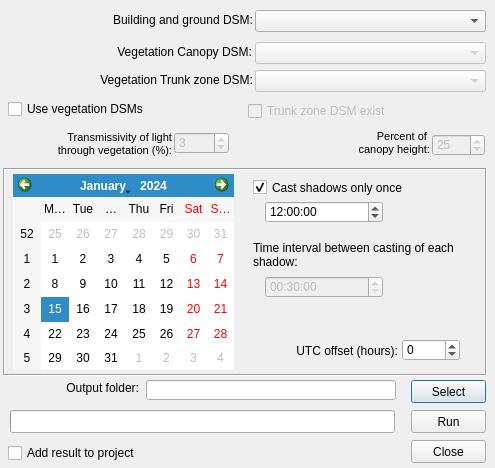
Qt form ShadowGenerator/shadow_generator_dialog_base.ui (UMEP-dev/UMEP) before a commit.
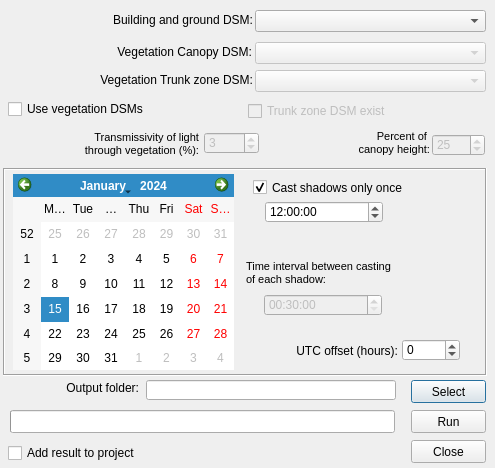
The same form after that commit.

The edit to the form file:
```diff
--- a/ShadowGenerator/shadow_generator_dialog_base.ui
+++ b/ShadowGenerator/shadow_generator_dialog_base.ui
@@ -80,9 +80,9 @@
   <widget class="QLabel" name="label_4">
    <property name="geometry">
     <rect>
-     <x>21</x>
+     <x>6</x>
      <y>380</y>
-     <width>118</width>
+     <width>133</width>
      <height>16</height>
     </rect>
    </property>
@@ -208,9 +208,9 @@
   <widget class="QLabel" name="label_5">
    <property name="geometry">
     <rect>
-     <x>240</x>
+     <x>267</x>
      <y>126</y>
-     <width>190</width>
+     <width>163</width>
      <height>34</height>
     </rect>
    </property>
@@ -341,8 +341,8 @@
     </property>
     <property name="geometry">
      <rect>
-      <x>262</x>
-      <y>108</y>
+      <x>261</x>
+      <y>126</y>
       <width>118</width>
       <height>22</height>
      </rect>
@@ -361,14 +361,19 @@
    <widget class="QLabel" name="label_6">
     <property name="geometry">
      <rect>
-      <x>250</x>
-      <y>66</y>
+      <x>243</x>
+      <y>87</y>
       <width>226</width>
-      <height>41</height>
+      <height>37</height>
      </rect>
     </property>
     <property name="text">
-     <string>Time interval between casting of each shadow:</string>
+     <string>&lt;!DOCTYPE HTML PUBLIC &quot;-//W3C//DTD HTML 4.0//EN&quot; &quot;http://www.w3.org/TR/REC-html40/strict.dtd&quot;&gt;
+&lt;html&gt;&lt;head&gt;&lt;meta name=&quot;qrichtext&quot; content=&quot;1&quot; /&gt;&lt;style type=&quot;text/css&quot;&gt;
+p, li { white-space: pre-wrap; }
+&lt;/style&gt;&lt;/head&gt;&lt;body style=&quot; font-family:'MS Shell Dlg 2'; font-size:8pt; font-weight:400; font-style:normal;&quot;&gt;
+&lt;p style=&quot; margin-top:0px; margin-bottom:0px; margin-left:0px; margin-right:0px; -qt-block-indent:0; text-indent:0px;&quot;&gt;Time interval between casting &lt;/p&gt;
+&lt;p style=&quot; margin-top:0px; margin-bottom:0px; margin-left:0px; margin-right:0px; -qt-block-indent:0; text-indent:0px;&quot;&gt;of each shadow:&lt;/p&gt;&lt;/body&gt;&lt;/html&gt;</string>
     </property>
     <property name="wordWrap">
      <bool>true</bool>
@@ -438,7 +443,7 @@
    </property>
    <property name="geometry">
     <rect>
-     <x>174</x>
+     <x>204</x>
      <y>132</y>
      <width>55</width>
      <height>22</height>
@@ -453,7 +458,7 @@
     <rect>
      <x>6</x>
      <y>126</y>
-     <width>166</width>
+     <width>193</width>
      <height>37</height>
     </rect>
    </property>
```
